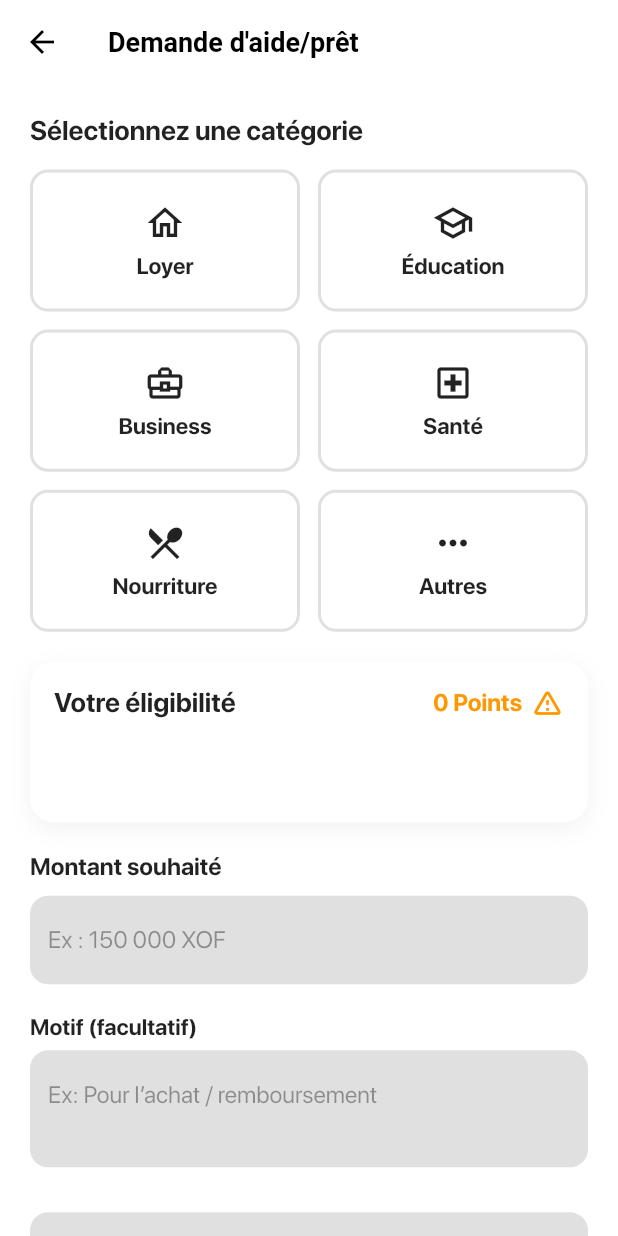
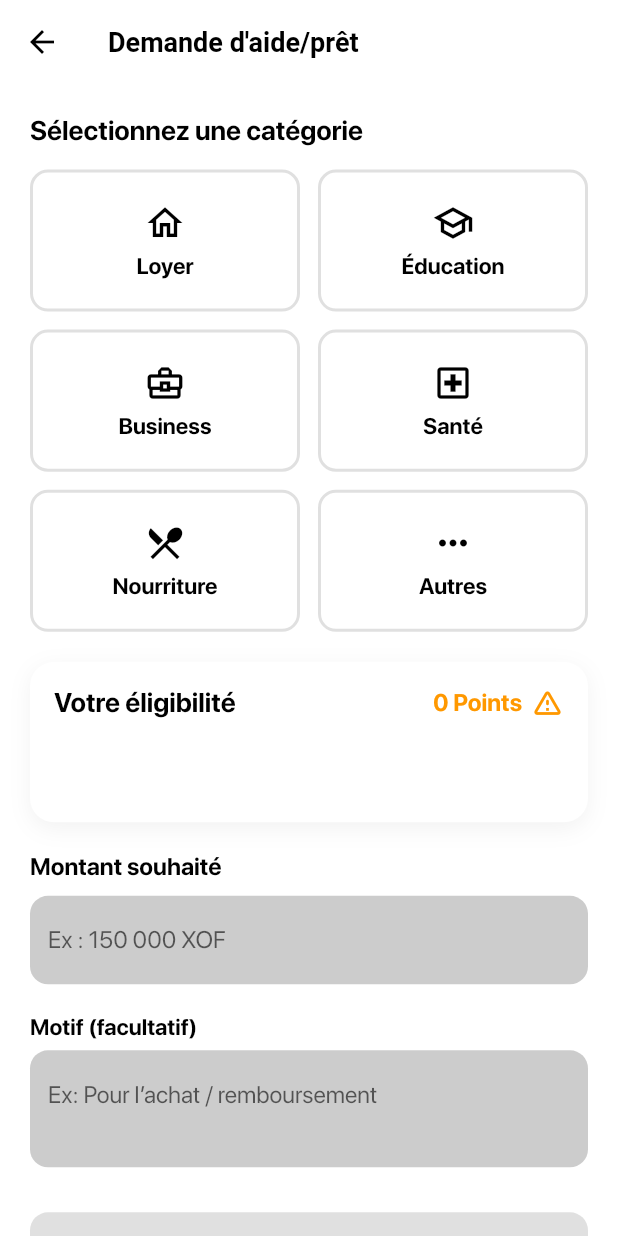
Before and after one commit to ahonongobi/ObpPay, a Flutter app: the LoanRequestScreen screen opened directly, on a phone screen of 412 x 824 dp. Run offline on Flutter 3.47's test engine with Material 2 defaults, Android fonts, the phone set to English and light mode, and no system bars; our stand-ins replace confetti, flutter_local_notifications, flutter_secure_storage, image_gallery_saver, image_picker, local_auth and 5 more; missing offline and left inert: simple_barcode_scanner; accounts and stored records are empty; project files that could hold a hidden picture were left out.

Commit message:
dark and ligh for transaction and translation to french

```diff
--- a/lib/screens/loan_request_screen.dart
+++ b/lib/screens/loan_request_screen.dart
@@ -137,17 +137,18 @@ class _LoanRequestScreenState extends State<LoanRequestScreen> {
     final progress = (score / 50).clamp(0, 1).toDouble(); // 0 → 1
 
     final isEligible = provider.loanEligibility == 1;
+    final theme = Theme.of(context);
 
     return Scaffold(
       appBar: AppBar(
-        title: const Text(
+        title: Text(
           "Demande d'aide/prêt",
-          style: TextStyle(color: Colors.black),
+          style: TextStyle(color: theme.colorScheme.onBackground),
         ),
-        backgroundColor: Colors.white,
+        backgroundColor: theme.scaffoldBackgroundColor,
         elevation: 0,
         automaticallyImplyLeading: true,
-        iconTheme: const IconThemeData(color: Colors.black),
+        iconTheme: IconThemeData(color: theme.colorScheme.onBackground),
       ),
 
       body: SingleChildScrollView(
@@ -157,11 +158,12 @@ class _LoanRequestScreenState extends State<LoanRequestScreen> {
           children: [
 
             // ===== Title =====
-            const Text(
+             Text(
               "Sélectionnez une catégorie",
               style: TextStyle(
                 fontSize: 18,
                 fontWeight: FontWeight.w700,
+                color:  theme.colorScheme.onBackground,
               ),
             ),
             const SizedBox(height: 16),
@@ -192,14 +194,15 @@ class _LoanRequestScreenState extends State<LoanRequestScreen> {
                   },
                   child: Container(
                     decoration: BoxDecoration(
+                      color: theme.colorScheme.surface,
                       borderRadius: BorderRadius.circular(12),
                       border: Border.all(
                         color: isSelected
                             ? AppColors.primaryIndigo
-                            : Colors.grey.shade300,
+                            : theme.dividerColor,
                         width: 2,
                       ),
-                      color: Colors.white,
+                      //color: Colors.white,
                     ),
                     child: Column(
                       mainAxisAlignment: MainAxisAlignment.center,
@@ -209,7 +212,7 @@ class _LoanRequestScreenState extends State<LoanRequestScreen> {
                           size: 28,
                           color: isSelected
                               ? AppColors.primaryIndigo
-                              : Colors.black87,
+                              : theme.colorScheme.onBackground,
                         ),
                         const SizedBox(height: 6),
                         Text(
@@ -219,7 +222,7 @@ class _LoanRequestScreenState extends State<LoanRequestScreen> {
                             fontWeight: FontWeight.w600,
                             color: isSelected
                                 ? AppColors.primaryIndigo
-                                : Colors.black87,
+                                : theme.colorScheme.onBackground,
                           ),
                         ),
                       ],
@@ -236,11 +239,12 @@ class _LoanRequestScreenState extends State<LoanRequestScreen> {
               Column(
                 crossAxisAlignment: CrossAxisAlignment.start,
                 children: [
-                  const Text(
+                  Text(
                     "Précisez la catégorie",
                     style: TextStyle(
                       fontSize: 16,
                       fontWeight: FontWeight.w600,
+                      color: theme.colorScheme.onBackground,
                     ),
                   ),
                   const SizedBox(height: 8),
@@ -249,8 +253,10 @@ class _LoanRequestScreenState extends State<LoanRequestScreen> {
                     controller: otherCategoryController,
                     decoration: InputDecoration(
                       hintText: "Ex : Urgence familiale",
+                      hintStyle: TextStyle(
+                          color: theme.colorScheme.onSurface.withOpacity(0.6)),
                       filled: true,
-                      fillColor: Colors.grey.shade100,
+                      fillColor: theme.colorScheme.surface,
                       border: OutlineInputBorder(
                         borderRadius: BorderRadius.circular(12),
                         borderSide: BorderSide.none,
@@ -265,7 +271,7 @@ class _LoanRequestScreenState extends State<LoanRequestScreen> {
             Container(
               padding: const EdgeInsets.all(16),
               decoration: BoxDecoration(
-                color: Colors.white,
+                color: theme.colorScheme.surface,
                 borderRadius: BorderRadius.circular(16),
                 boxShadow: [
                   BoxShadow(
@@ -282,11 +288,12 @@ class _LoanRequestScreenState extends State<LoanRequestScreen> {
                   Row(
                     mainAxisAlignment: MainAxisAlignment.spaceBetween,
                     children: [
-                      const Text(
+                      Text(
                         "Votre éligibilité",
                         style: TextStyle(
                           fontSize: 18,
                           fontWeight: FontWeight.w700,
+                          color: theme.colorScheme.onBackground,
                         ),
                       ),
 
@@ -329,7 +336,7 @@ class _LoanRequestScreenState extends State<LoanRequestScreen> {
                       return Container(
                         height: 12,
                         decoration: BoxDecoration(
-                          color: Colors.grey.shade300,
+                          color: theme.dividerColor,
                           borderRadius: BorderRadius.circular(20),
                         ),
                         child: LayoutBuilder(
@@ -368,7 +375,7 @@ class _LoanRequestScreenState extends State<LoanRequestScreen> {
 
                     style: TextStyle(
                       fontSize: 14,
-                      color: provider.loanEligibility == 1 ? Colors.grey.shade700 : Colors.red,
+                      color: provider.loanEligibility == 1 ? theme.colorScheme.onSurface : Colors.red,
                     ),
                   ),
                 ],
@@ -383,11 +390,12 @@ class _LoanRequestScreenState extends State<LoanRequestScreen> {
               Column(
                 crossAxisAlignment: CrossAxisAlignment.start,
                 children: [
-                  const Text(
+                   Text(
                     "Montant souhaité",
                     style: TextStyle(
                       fontSize: 16,
                       fontWeight: FontWeight.w700,
+                      color:  theme.colorScheme.onBackground,
                     ),
                   ),
                   const SizedBox(height: 10),
@@ -398,8 +406,10 @@ class _LoanRequestScreenState extends State<LoanRequestScreen> {
                     keyboardType: TextInputType.number,
                     decoration: InputDecoration(
                       hintText: "Ex : 150 000 XOF",
+                      hintStyle: TextStyle(
+                          color: theme.colorScheme.onSurface.withOpacity(0.6)),
                       filled: true,
-                      fillColor: isEligible ? Colors.grey.shade100 : Colors.grey.shade300,
+                      fillColor: isEligible ? theme.colorScheme.surface :  theme.disabledColor.withOpacity(0.2),
                       border: OutlineInputBorder(
                         borderRadius: BorderRadius.circular(12),
                         borderSide: BorderSide.none,
@@ -411,9 +421,9 @@ class _LoanRequestScreenState extends State<LoanRequestScreen> {
                 ],
               ),
 
-            const Text(
+             Text(
               "Motif (facultatif)",
-              style: TextStyle(fontWeight: FontWeight.w600, fontSize: 15),
+              style: TextStyle(fontWeight: FontWeight.w600, fontSize: 15, color: theme.colorScheme.onBackground,),
             ),
             const SizedBox(height: 6),
             TextField(
@@ -423,8 +433,10 @@ class _LoanRequestScreenState extends State<LoanRequestScreen> {
               maxLines: 2,
               decoration: InputDecoration(
                 hintText: "Ex: Pour l’achat / remboursement",
+                hintStyle: TextStyle(
+                    color: theme.colorScheme.onSurface.withOpacity(0.6)),
                 filled: true,
-                fillColor: isEligible ? Colors.grey.shade100 : Colors.grey.shade300,
+                fillColor: isEligible ? theme.colorScheme.surface : theme.disabledColor.withOpacity(0.2),
                 border: OutlineInputBorder(
                   borderRadius: BorderRadius.circular(12),
                   borderSide: BorderSide.none,
--- a/lib/screens/transactions_screen.dart
+++ b/lib/screens/transactions_screen.dart
@@ -45,6 +45,29 @@ class _AllTransactionsScreenState extends State<AllTransactionsScreen> {
   }
 
 
+  String _statusToFrench(String status) {
+    switch (status.toLowerCase()) {
+      case "completed":
+      case "success":
+      case "successful":
+        return "Terminé";
+
+      case "pending":
+        return "En attente";
+
+      case "failed":
+      case "rejected":
+        return "Échoué";
+
+      case "cancelled":
+        return "Annulé";
+
+      default:
+        return "Inconnu";
+    }
+  }
+
+
   Widget _statusBadge(String status) {
     Color bg;
     Color text;
@@ -80,7 +103,8 @@ class _AllTransactionsScreenState extends State<AllTransactionsScreen> {
         borderRadius: BorderRadius.circular(10),
       ),
       child: Text(
-        status.toUpperCase(),
+        //status.toUpperCase(),
+        _statusToFrench(status), // translate to French as fire
         style: TextStyle(
           fontSize: 10,
           fontWeight: FontWeight.bold,
```
